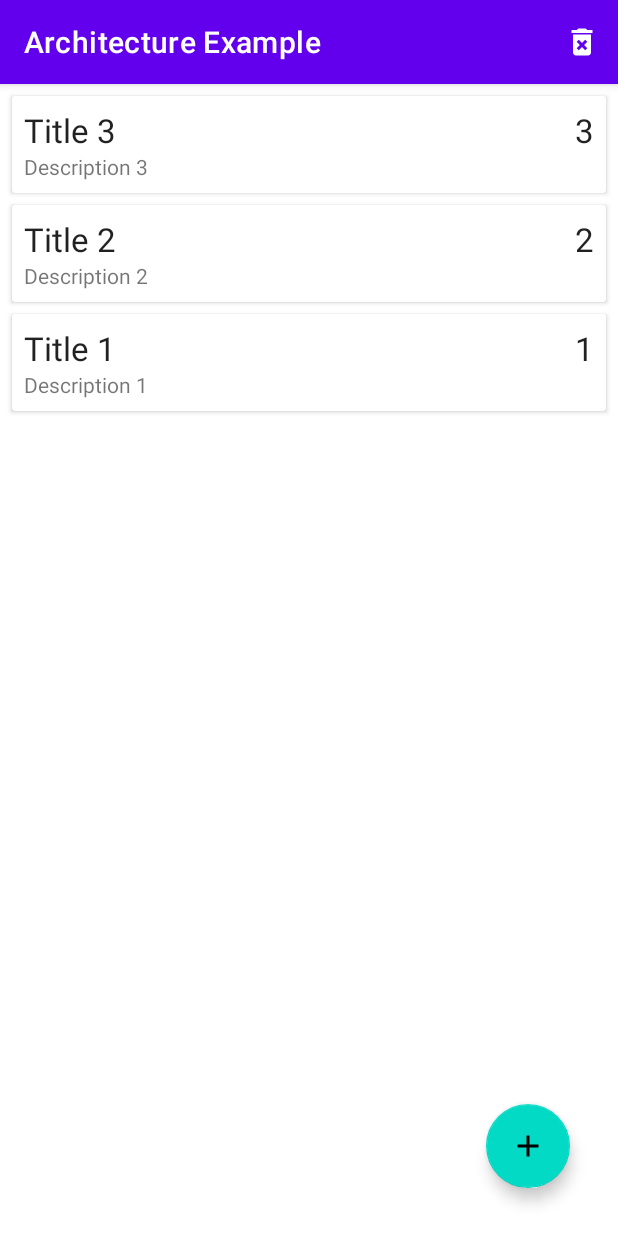
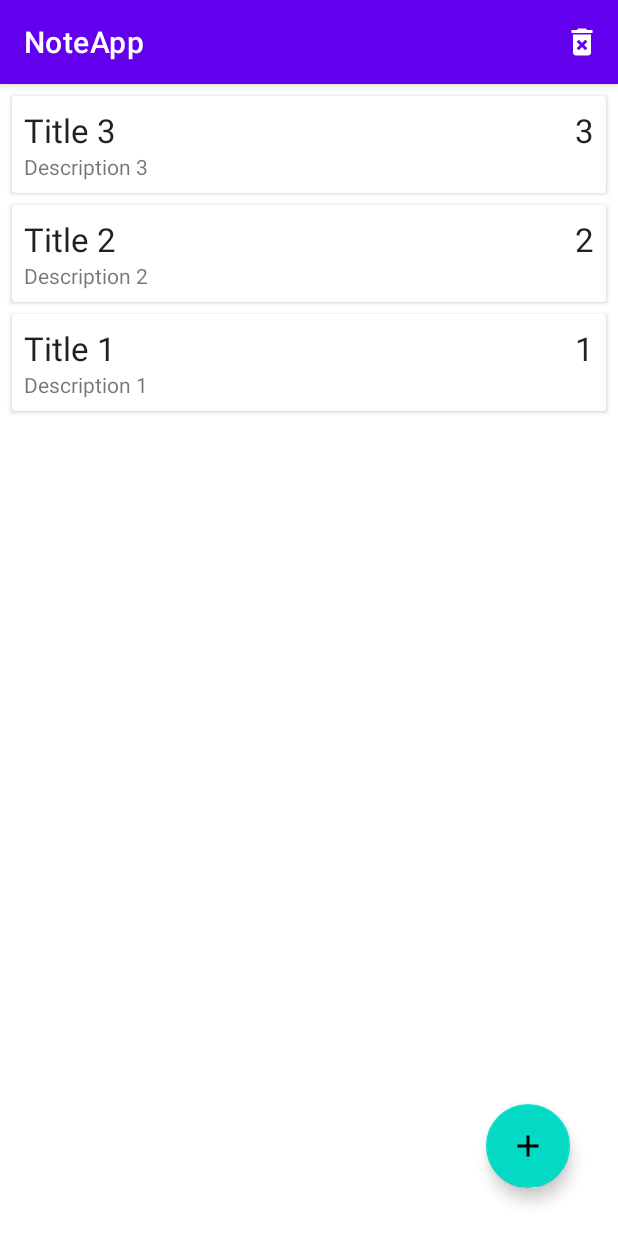
Before and after one commit to KeatonZeus/NoteAPP, an Android app: the screen it shows after launch (MainActivity), on a phone screen of 412 x 824 dp. Run offline under Robolectric (Android 15) with nearby library versions, the phone set to English and light mode, and no system bars; our stand-ins replace Room's generated code; libraries missing offline, so code that uses them is left out: com.lxj.xpopup.

Commit message:
Style: Change MainActivity ActionBar's title & app_name
1.format ctrl+alt+L
2.add comment

```diff
--- a/app/src/main/java/com/example/leo/architectureexample/MainActivity.java
+++ b/app/src/main/java/com/example/leo/architectureexample/MainActivity.java
@@ -51,6 +51,8 @@ public class MainActivity extends AppCompatActivity implements ItemClickListener
     protected void onCreate(Bundle savedInstanceState) {
         super.onCreate(savedInstanceState);
         setContentView(R.layout.activity_main);
+
+        getSupportActionBar().setTitle("NoteApp");
 
         initRecyclerView();
         initFabButton();
--- a/app/src/main/res/values/strings.xml
+++ b/app/src/main/res/values/strings.xml
@@ -1,3 +1,3 @@
 <resources>
-    <string name="app_name">Architecture Example</string>
+    <string name="app_name">NoteApp</string>
 </resources>
```
Also changed, not shown: app/src/main/java/com/example/leo/architectureexample/Database/NoteDatabase.java (+7 -7 lines).
